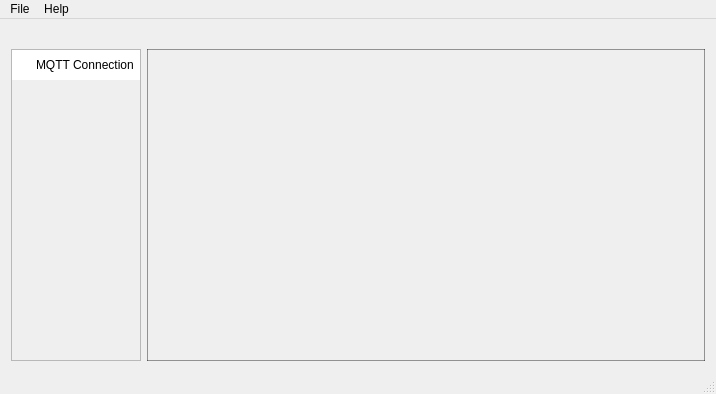
Old version of the form mainwindow.ui in the repository zooyer/mqtt-client.
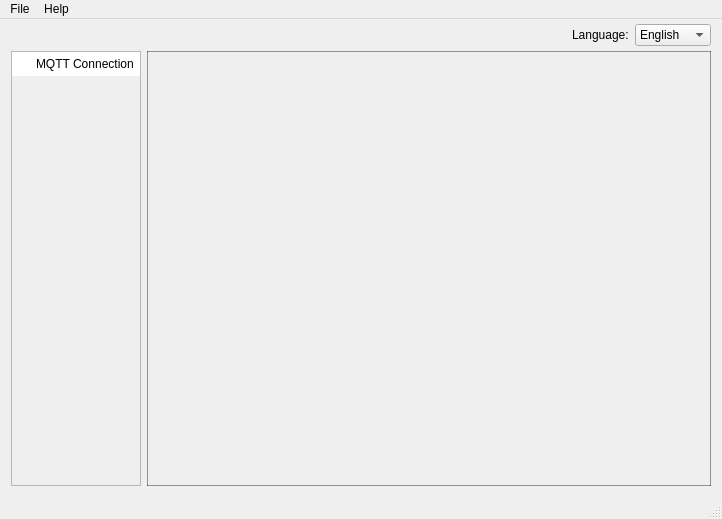
New version of the form. Icons and pictures are not drawn.

Patch:
```diff
--- a/mainwindow.ui
+++ b/mainwindow.ui
@@ -6,8 +6,8 @@
    <rect>
     <x>0</x>
     <y>0</y>
-    <width>716</width>
-    <height>394</height>
+    <width>722</width>
+    <height>519</height>
    </rect>
   </property>
   <property name="windowTitle">
@@ -90,6 +90,27 @@
          </property>
         </spacer>
        </item>
+       <item>
+        <widget class="QLabel" name="languageTitle">
+         <property name="text">
+          <string>Language:</string>
+         </property>
+        </widget>
+       </item>
+       <item>
+        <widget class="QComboBox" name="language">
+         <item>
+          <property name="text">
+           <string>English</string>
+          </property>
+         </item>
+         <item>
+          <property name="text">
+           <string>Chinese</string>
+          </property>
+         </item>
+        </widget>
+       </item>
       </layout>
      </widget>
     </item>
@@ -113,22 +134,25 @@
            <height>16777215</height>
           </size>
          </property>
+         <property name="verticalScrollBarPolicy">
+          <enum>Qt::ScrollBarAlwaysOff</enum>
+         </property>
          <property name="horizontalScrollBarPolicy">
           <enum>Qt::ScrollBarAlwaysOff</enum>
          </property>
          <property name="widgetResizable">
           <bool>true</bool>
          </property>
-         <widget class="QWidget" name="serverButtons">
+         <widget class="QWidget" name="border">
           <property name="geometry">
            <rect>
             <x>0</x>
             <y>0</y>
-            <width>136</width>
-            <height>312</height>
+            <width>130</width>
+            <height>437</height>
            </rect>
           </property>
-          <layout class="QVBoxLayout" name="serversLayout">
+          <layout class="QVBoxLayout" name="verticalLayout_2">
            <property name="spacing">
             <number>0</number>
            </property>
@@ -145,7 +169,7 @@
             <number>0</number>
            </property>
            <item>
-            <widget class="QWidget" name="title" native="true">
+            <widget class="QWidget" name="connTitleBar" native="true">
              <property name="styleSheet">
               <string notr="true">background-color: rgb(255, 255, 255);</string>
              </property>
@@ -173,34 +197,73 @@
                 </property>
                </widget>
               </item>
-              <item>
-               <spacer name="horizontalSpacer_2">
-                <property name="orientation">
-                 <enum>Qt::Horizontal</enum>
-                </property>
-                <property name="sizeHint" stdset="0">
-                 <size>
-                  <width>40</width>
-                  <height>20</height>
-                 </size>
-                </property>
-               </spacer>
-              </item>
              </layout>
             </widget>
            </item>
            <item>
-            <spacer name="verticalSpacer">
-             <property name="orientation">
-              <enum>Qt::Vertical</enum>
+            <widget class="QScrollArea" name="serverButtonList">
+             <property name="minimumSize">
+              <size>
+               <width>130</width>
+               <height>0</height>
+              </size>
              </property>
-             <property name="sizeHint" stdset="0">
+             <property name="maximumSize">
               <size>
-               <width>20</width>
-               <height>255</height>
+               <width>130</width>
+               <height>16777215</height>
               </size>
              </property>
-            </spacer>
+             <property name="styleSheet">
+              <string notr="true">border:0px;</string>
+             </property>
+             <property name="horizontalScrollBarPolicy">
+              <enum>Qt::ScrollBarAlwaysOff</enum>
+             </property>
+             <property name="widgetResizable">
+              <bool>true</bool>
+             </property>
+             <widget class="QWidget" name="serverButtons">
+              <property name="geometry">
+               <rect>
+                <x>0</x>
+                <y>0</y>
+                <width>130</width>
+                <height>411</height>
+               </rect>
+              </property>
+              <layout class="QVBoxLayout" name="serversLayout">
+               <property name="spacing">
+                <number>0</number>
+               </property>
+               <property name="leftMargin">
+                <number>0</number>
+               </property>
+               <property name="topMargin">
+                <number>0</number>
+               </property>
+               <property name="rightMargin">
+                <number>0</number>
+               </property>
+               <property name="bottomMargin">
+                <number>0</number>
+               </property>
+               <item>
+                <spacer name="verticalSpacer">
+                 <property name="orientation">
+                  <enum>Qt::Vertical</enum>
+                 </property>
+                 <property name="sizeHint" stdset="0">
+                  <size>
+                   <width>125</width>
+                   <height>298</height>
+                  </size>
+                 </property>
+                </spacer>
+               </item>
+              </layout>
+             </widget>
+            </widget>
            </item>
           </layout>
          </widget>
@@ -232,11 +295,11 @@
     <rect>
      <x>0</x>
      <y>0</y>
-     <width>716</width>
+     <width>722</width>
      <height>21</height>
     </rect>
    </property>
-   <widget class="QMenu" name="menu">
+   <widget class="QMenu" name="menuFile">
     <property name="title">
      <string>File</string>
     </property>
@@ -245,14 +308,14 @@
     <addaction name="separator"/>
     <addaction name="actionexit"/>
    </widget>
-   <widget class="QMenu" name="menu_2">
+   <widget class="QMenu" name="menuHelp">
     <property name="title">
      <string>Help</string>
     </property>
     <addaction name="actionabout"/>
    </widget>
-   <addaction name="menu"/>
-   <addaction name="menu_2"/>
+   <addaction name="menuFile"/>
+   <addaction name="menuHelp"/>
   </widget>
   <widget class="QStatusBar" name="statusBar"/>
   <action name="actionnew_connect">
```
Left out of the diff: 10 changed lines with no effect on the pictures.
